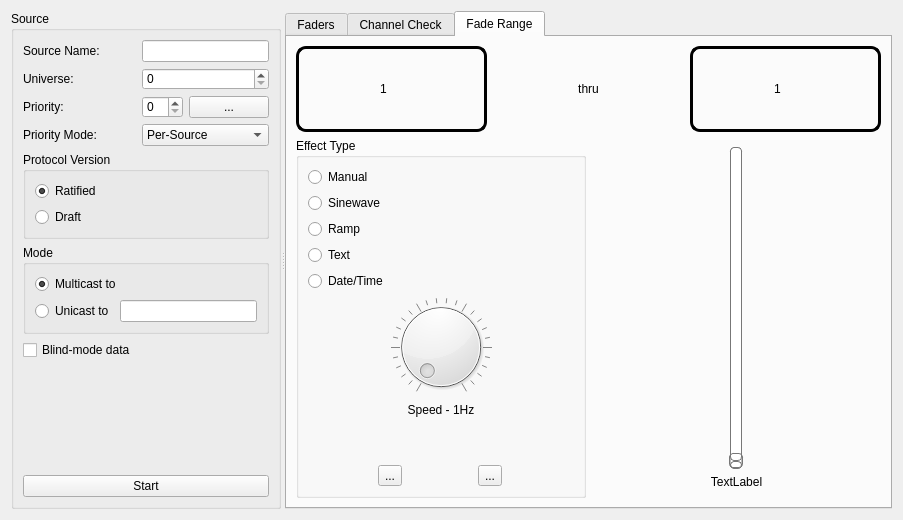
Qt form ui/transmitwindow.ui (docsteer/sacnview) before a commit.
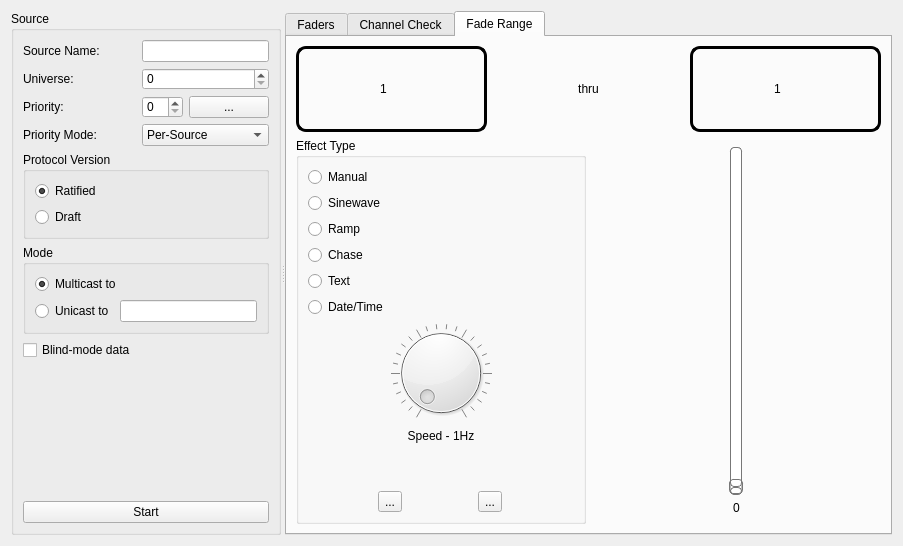
The same form after that commit. The open tabs and pages were chosen to show the change. Icons and pictures are not drawn. Custom widgets are drawn as their Qt base class.

Commit message: Fix #20 jump to channel in channel check

Diff of the .ui file:
```diff
--- a/ui/transmitwindow.ui
+++ b/ui/transmitwindow.ui
@@ -7,7 +7,7 @@
     <x>0</x>
     <y>0</y>
     <width>903</width>
-    <height>502</height>
+    <height>525</height>
    </rect>
   </property>
   <property name="windowTitle">
@@ -1140,6 +1140,13 @@
                </property>
               </widget>
              </item>
+             <item>
+              <widget class="QRadioButton" name="rbChase">
+               <property name="text">
+                <string>Chase</string>
+               </property>
+              </widget>
+             </item>
              <item>
               <widget class="QRadioButton" name="rbText">
                <property name="text">
@@ -1243,7 +1250,7 @@
               <item>
                <widget class="QLabel" name="lblFadeLevel">
                 <property name="text">
-                 <string>TextLabel</string>
+                 <string>0</string>
                 </property>
                 <property name="alignment">
                  <set>Qt::AlignCenter</set>
@@ -1393,6 +1400,11 @@
    <extends>QPlainTextEdit</extends>
    <header>commandline.h</header>
   </customwidget>
+  <customwidget>
+   <class>EditableLCDNumber</class>
+   <extends>QLCDNumber</extends>
+   <header>commandline.h</header>
+  </customwidget>
  </customwidgets>
  <resources>
   <include location="../res/resources.qrc"/>
```
Left out of the diff: 10 changed lines with no effect on the pictures.
